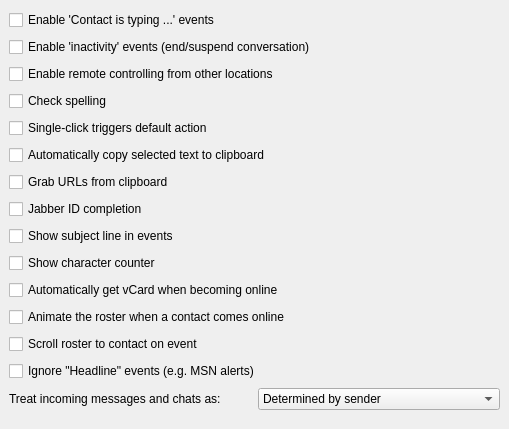
Above: src/options/opt_advanced.ui from mblsha/psi before the change. Below: the same form after it.
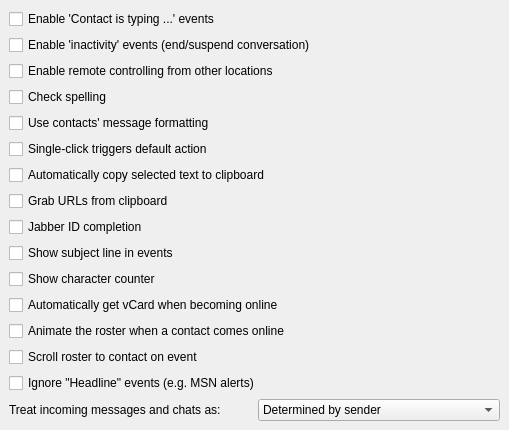
That is the form after the change.

Commit message: GUI option to enable/disable XHTML-IM rendering

```diff
--- a/src/options/opt_advanced.ui
+++ b/src/options/opt_advanced.ui
@@ -47,6 +47,13 @@
      </property>
     </widget>
    </item>
+   <item>
+    <widget class="QCheckBox" name="ck_contactsMessageFormatting" >
+     <property name="text" >
+      <string>Use contacts' message formatting</string>
+     </property>
+    </widget>
+   </item>
    <item>
     <widget class="QCheckBox" name="ck_singleclick" >
      <property name="text" >
```
The commit also changes 1 other file.
